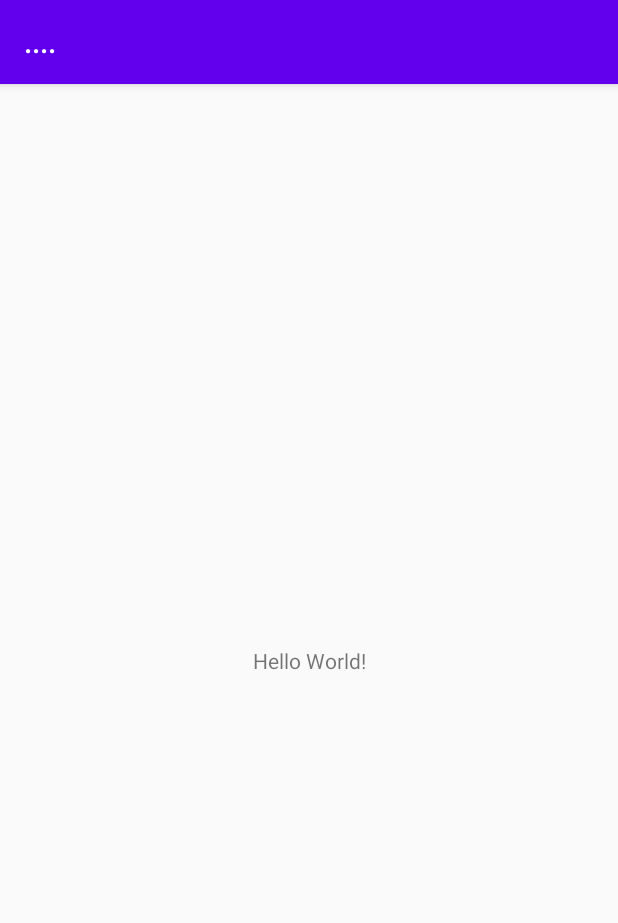
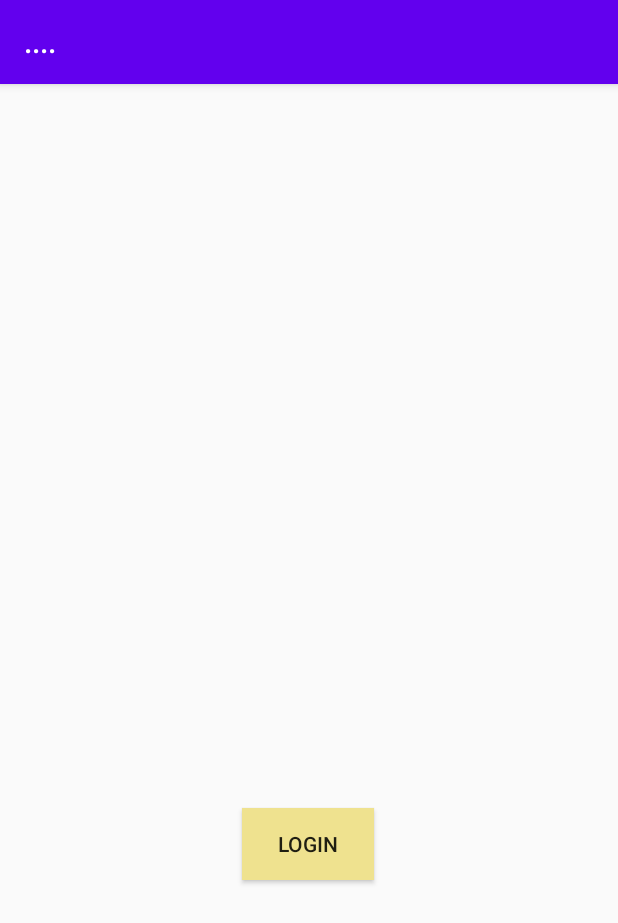
Before and after one commit to TasneemMohammad/QualificationMarrigeProject, an Android app: the screen it shows after launch (MainActivity), on a phone screen of 412 x 824 dp. Shown: the top 923 px of the screen. Run offline under Robolectric (Android 15) with nearby library versions, the phone set to English and light mode, and no system bars.

Commit message:
Activity_main_cards is added

```diff
--- a/app/build.gradle
+++ b/app/build.gradle
@@ -28,6 +28,8 @@ dependencies {
 
     implementation 'androidx.appcompat:appcompat:1.2.0'
     implementation 'androidx.constraintlayout:constraintlayout:2.0.4'
+    implementation 'androidx.recyclerview:recyclerview:1.1.0'
+    implementation 'androidx.cardview:cardview:1.0.0'
     testImplementation 'junit:junit:4.12'
     androidTestImplementation 'androidx.test.ext:junit:1.1.2'
     androidTestImplementation 'androidx.test.espresso:espresso-core:3.3.0'
--- a/app/src/main/AndroidManifest.xml
+++ b/app/src/main/AndroidManifest.xml
@@ -9,6 +9,10 @@
         android:roundIcon="@mipmap/ic_launcher_round"
         android:supportsRtl="true"
         android:theme="@style/AppTheme">
+        <activity android:name=".Marriage"></activity>
+        <activity android:name=".Engagement_Activity" />
+        <activity android:name=".Before_Engagement_Activity" />
+        <activity android:name=".Activty_main_Cards.Cards_Activty" />
         <activity android:name=".MainActivity">
             <intent-filter>
                 <action android:name="android.intent.action.MAIN" />
--- a/app/src/main/java/com/example/qualificationmarrigeproject/MainActivity.java
+++ b/app/src/main/java/com/example/qualificationmarrigeproject/MainActivity.java
@@ -1,14 +1,30 @@
 package com.example.qualificationmarrigeproject;
 
 import androidx.appcompat.app.AppCompatActivity;
+import androidx.recyclerview.widget.RecyclerView;
 
+import android.content.Intent;
 import android.os.Bundle;
+import android.view.View;
+import android.widget.Button;
 
+import com.example.qualificationmarrigeproject.Activty_main_Cards.Cards_Activty;
+
+//login
 public class MainActivity extends AppCompatActivity {
-
+    Button btn_login ;
     @Override
     protected void onCreate(Bundle savedInstanceState) {
         super.onCreate(savedInstanceState);
         setContentView(R.layout.activity_main);
+        btn_login = findViewById(R.id.btn_login);
+      btn_login.setOnClickListener(new View.OnClickListener() {
+          @Override
+          public void onClick(View view) {
+              Intent intent = new Intent(MainActivity.this , Cards_Activty.class);
+              startActivity(intent);
+          }
+      });
+
     }
 }
--- a/app/src/main/res/layout/activity_main.xml
+++ b/app/src/main/res/layout/activity_main.xml
@@ -6,13 +6,16 @@
     android:layout_height="match_parent"
     tools:context=".MainActivity">
 
-    <TextView
+    <Button
+        android:id="@+id/btn_login"
         android:layout_width="wrap_content"
         android:layout_height="wrap_content"
-        android:text="Hello World!"
+        android:background="@color/colorAccent"
+        android:text="login"
         app:layout_constraintBottom_toBottomOf="parent"
-        app:layout_constraintLeft_toLeftOf="parent"
-        app:layout_constraintRight_toRightOf="parent"
-        app:layout_constraintTop_toTopOf="parent" />
-
+        app:layout_constraintEnd_toEndOf="parent"
+        app:layout_constraintHorizontal_bias="0.498"
+        app:layout_constraintStart_toStartOf="parent"
+        app:layout_constraintTop_toTopOf="parent"
+        app:layout_constraintVertical_bias="0.67" />
 </androidx.constraintlayout.widget.ConstraintLayout>
--- a/app/src/main/res/values/colors.xml
+++ b/app/src/main/res/values/colors.xml
@@ -2,5 +2,5 @@
 <resources>
     <color name="colorPrimary">#6200EE</color>
     <color name="colorPrimaryDark">#3700B3</color>
-    <color name="colorAccent">#03DAC5</color>
+    <color name="colorAccent">#EFE28F</color>
 </resources>
```
